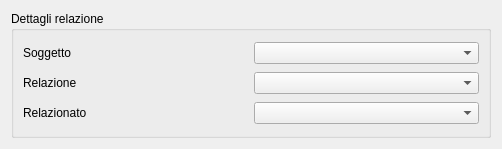
Old version of the form src/com/axiastudio/suite/anagrafiche/forms/relazionesoggetto.ui in the repository tizianolattisi/suitegda.
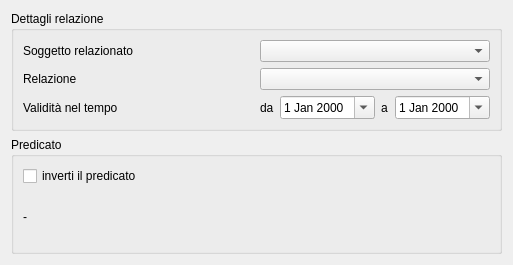
New version of the form. Custom widgets are drawn as their Qt base class.

Commit message: La form relazione soggetto può visualizzare il predicato in entrambe le direzioni.

```diff
--- a/src/com/axiastudio/suite/anagrafiche/forms/relazionesoggetto.ui
+++ b/src/com/axiastudio/suite/anagrafiche/forms/relazionesoggetto.ui
@@ -6,14 +6,14 @@
    <rect>
     <x>0</x>
     <y>0</y>
-    <width>502</width>
-    <height>149</height>
+    <width>513</width>
+    <height>265</height>
    </rect>
   </property>
   <property name="windowTitle">
    <string>Relazione tra soggetti</string>
   </property>
-  <layout class="QVBoxLayout" name="verticalLayout">
+  <layout class="QVBoxLayout" name="verticalLayout_2">
    <item>
     <widget class="QGroupBox" name="groupBox">
      <property name="title">
@@ -21,14 +21,14 @@
      </property>
      <layout class="QGridLayout" name="gridLayout">
       <item row="0" column="0">
-       <widget class="QLabel" name="label">
+       <widget class="QLabel" name="label_3">
         <property name="text">
-         <string>Soggetto</string>
+         <string>Soggetto relazionato</string>
         </property>
        </widget>
       </item>
       <item row="0" column="1">
-       <widget class="com.axiastudio.pypapi.ui.widgets.PyPaPiComboBox" name="comboBox_3">
+       <widget class="com.axiastudio.pypapi.ui.widgets.PyPaPiComboBox" name="comboBox_relazionato">
         <property name="column" stdset="0">
          <string>soggetto</string>
         </property>
@@ -42,23 +42,77 @@
        </widget>
       </item>
       <item row="1" column="1">
-       <widget class="com.axiastudio.pypapi.ui.widgets.PyPaPiComboBox" name="comboBox_2">
+       <widget class="com.axiastudio.pypapi.ui.widgets.PyPaPiComboBox" name="comboBox_relazione">
         <property name="column" stdset="0">
          <string>relazione</string>
         </property>
        </widget>
       </item>
       <item row="2" column="0">
-       <widget class="QLabel" name="label_3">
+       <widget class="QLabel" name="label_4">
         <property name="text">
-         <string>Relazionato</string>
+         <string>Validità nel tempo</string>
         </property>
        </widget>
       </item>
       <item row="2" column="1">
-       <widget class="com.axiastudio.pypapi.ui.widgets.PyPaPiComboBox" name="comboBox">
-        <property name="column" stdset="0">
-         <string>relazionato</string>
+       <layout class="QHBoxLayout" name="horizontalLayout">
+        <item>
+         <widget class="QLabel" name="label">
+          <property name="text">
+           <string>da</string>
+          </property>
+         </widget>
+        </item>
+        <item>
+         <widget class="com.axiastudio.pypapi.ui.widgets.PyPaPiDateEdit" name="dateEdit">
+          <property name="calendarPopup">
+           <bool>true</bool>
+          </property>
+          <property name="column" stdset="0">
+           <string>datanascita</string>
+          </property>
+         </widget>
+        </item>
+        <item>
+         <widget class="QLabel" name="label_5">
+          <property name="text">
+           <string>a</string>
+          </property>
+         </widget>
+        </item>
+        <item>
+         <widget class="com.axiastudio.pypapi.ui.widgets.PyPaPiDateEdit" name="dateEdit_2">
+          <property name="calendarPopup">
+           <bool>true</bool>
+          </property>
+          <property name="column" stdset="0">
+           <string>datacessazione</string>
+          </property>
+         </widget>
+        </item>
+       </layout>
+      </item>
+     </layout>
+    </widget>
+   </item>
+   <item>
+    <widget class="QGroupBox" name="groupBox_2">
+     <property name="title">
+      <string>Predicato</string>
+     </property>
+     <layout class="QVBoxLayout" name="verticalLayout">
+      <item>
+       <widget class="QCheckBox" name="checkBox_inverti">
+        <property name="text">
+         <string>inverti il predicato</string>
+        </property>
+       </widget>
+      </item>
+      <item>
+       <widget class="QLabel" name="label_predicato">
+        <property name="text">
+         <string>-</string>
         </property>
        </widget>
       </item>
@@ -73,6 +127,11 @@
    <extends>QComboBox</extends>
    <header>pypapicombobox.h</header>
   </customwidget>
+  <customwidget>
+   <class>com.axiastudio.pypapi.ui.widgets.PyPaPiDateEdit</class>
+   <extends>QDateEdit</extends>
+   <header>pypapidateedit.h</header>
+  </customwidget>
  </customwidgets>
  <resources/>
  <connections/>
```
Left out of the diff: 2 changed lines with no effect on the pictures. The commit also changes 4 other files.
